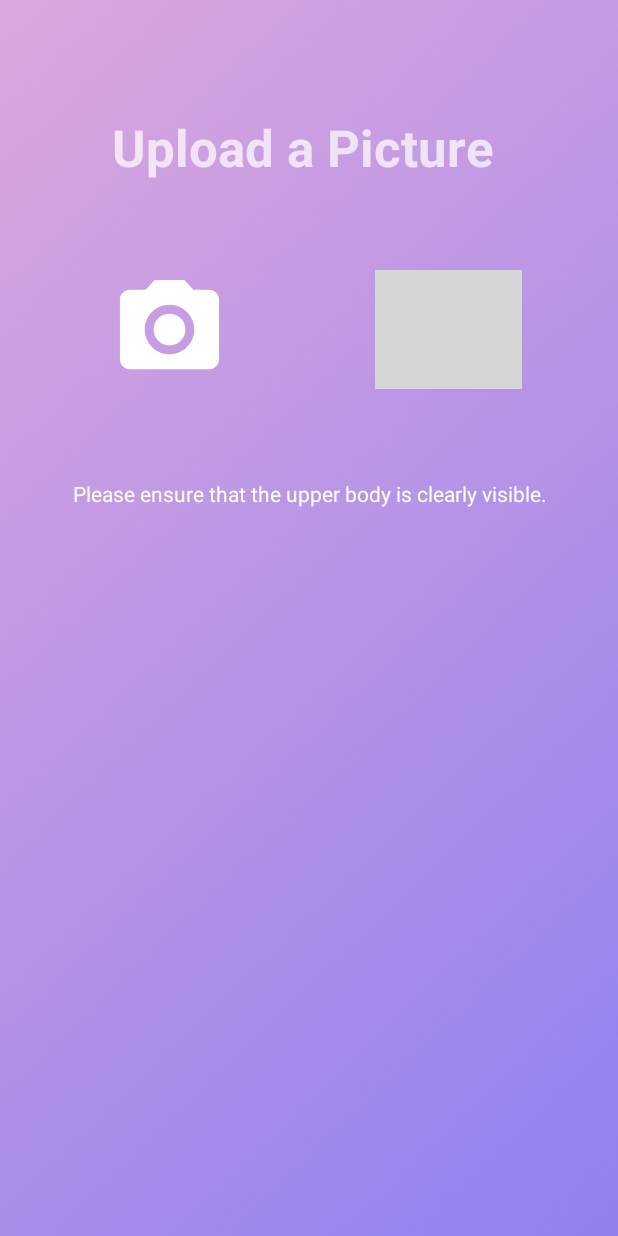
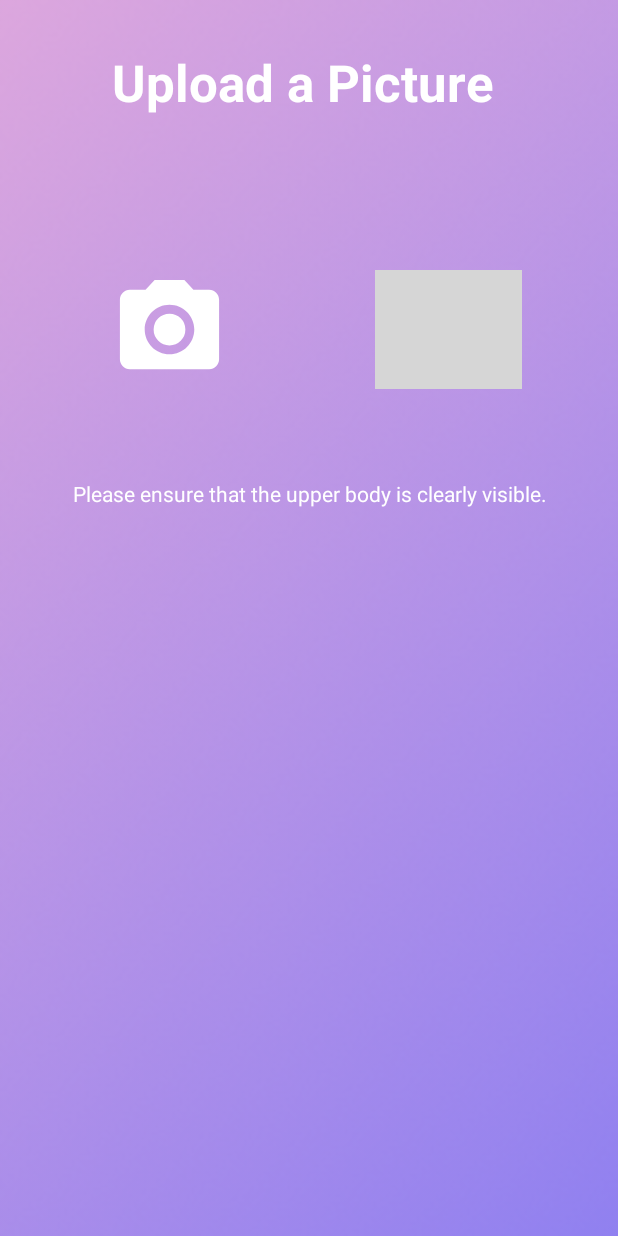
Before and after one commit to yashvimehta/ShopEasy, an Android app: the UploadImage screen opened directly, with no data from a screen before it, on a phone screen of 412 x 824 dp. Run offline under Robolectric (Android 15) with nearby library versions, the phone set to English and light mode, and no system bars; our stand-ins replace Firebase (no records; nobody signed in at launch, a user with empty details on screens opened directly); Roboto replaces fonts that are not available here; grey boxes are pictures that could not be loaded.

Commit message:
Minor UI Changes

```diff
--- a/app/src/main/res/layout/activity_upload_image.xml
+++ b/app/src/main/res/layout/activity_upload_image.xml
@@ -31,10 +31,10 @@
         android:id="@+id/textView4"
         android:layout_width="wrap_content"
         android:layout_height="wrap_content"
-        android:layout_marginTop="75dp"
+        android:layout_marginTop="32dp"
         android:fontFamily="sans-serif"
         android:text="Upload a Picture "
-        android:textColor="#BAFFFEFE"
+        android:textColor="#FFFFFF"
         android:textSize="34sp"
         android:textStyle="bold"
         app:layout_constraintEnd_toEndOf="parent"
--- a/app/src/main/res/layout/fragment_add_cloth.xml
+++ b/app/src/main/res/layout/fragment_add_cloth.xml
@@ -246,6 +246,7 @@
         android:layout_width="168dp"
         android:layout_height="45dp"
         android:layout_marginBottom="41dp"
+        android:textColor="#FFFFFF"
         android:background="@drawable/custom_button"
         android:text="Save Changes"
         app:layout_constraintBottom_toBottomOf="parent"
```
